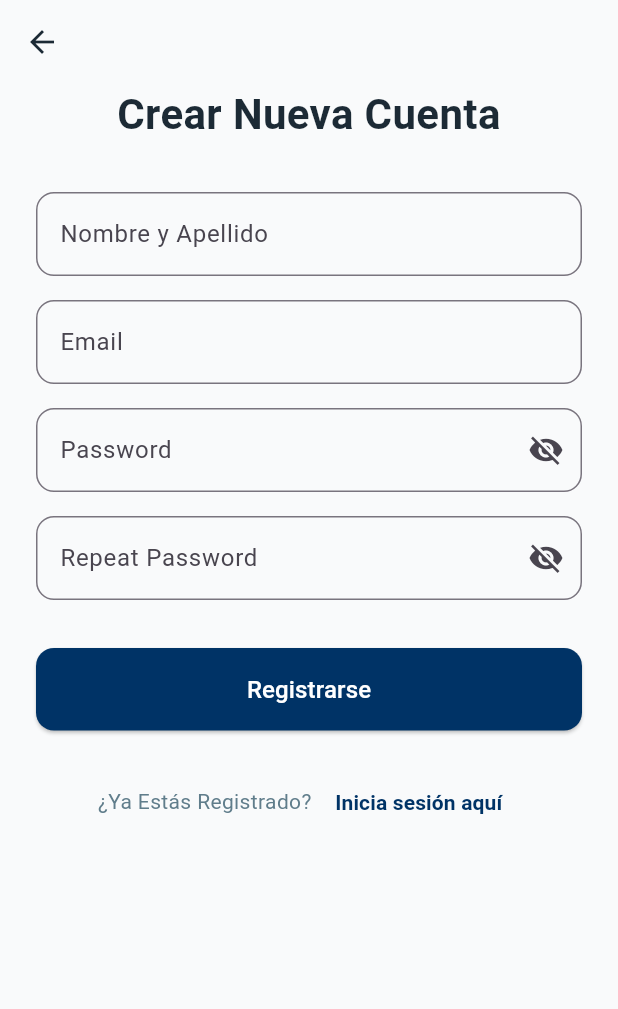
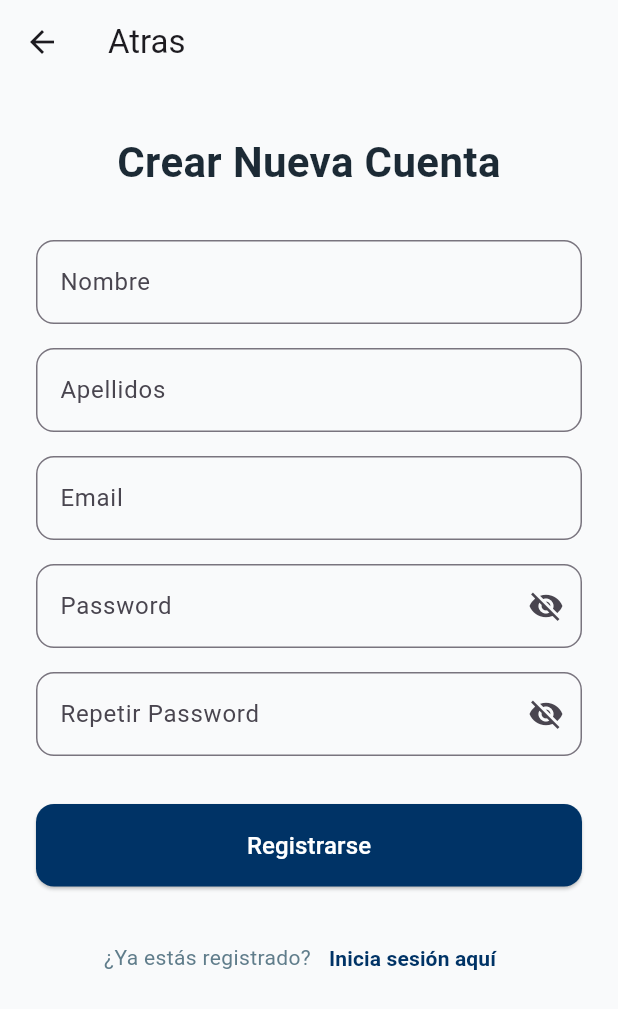
Before and after one commit to arlysanchez/App-movil-guia-2025, a Flutter app: the LoginPage screen opened by its route, after a tap on "Login", after a tap on "Regístrate aquí", on a phone screen of 412 x 824 dp. Shown: the top 1009 px of the screen. Run offline on Flutter 3.47's test engine with Material 3 defaults, Android fonts, the phone set to English and light mode, and no system bars; our stand-ins replace equatable, flutter_bloc, fluttertoast; Roboto replaces fonts that are missing (SansSerif).

Commit message:
register ok

```diff
--- a/lib/main.dart
+++ b/lib/main.dart
@@ -1,9 +1,8 @@
 import 'package:flutter/material.dart';
 import 'package:flutter_bloc/flutter_bloc.dart';
 import 'package:myfirstlove/src/constants/app_colors.dart';
-import 'package:myfirstlove/src/features/auth/presentation/screens/login/LoginContent.dart';
 import 'package:myfirstlove/src/features/auth/presentation/screens/login/LoginPage.dart';
-import 'package:myfirstlove/src/features/auth/presentation/screens/register/register_screen.dart';
+import 'package:myfirstlove/src/features/auth/presentation/screens/register/RegisterPage.dart';
 import 'package:myfirstlove/src/features/auth/presentation/screens/welcome_screen.dart';
 import 'package:myfirstlove/src/features/blocProvider.dart';
 import 'package:myfirstlove/src/features/dashboard/presentation/screens/dashboard_screen.dart';
@@ -34,7 +33,7 @@ class MyApp extends StatelessWidget {
       routes: {
       AppRoutes.welcome:(context) => const WelcomeScreen(),
       AppRoutes.login :(context) => const LoginPage(),
-      AppRoutes.register :(context) => const RegisterScreen(),
+      AppRoutes.register :(context) => const RegisterPage(),
       AppRoutes.dashboard :(context) => const DashboardScreen(),
 
       },
--- a/lib/src/features/auth/presentation/screens/login/LoginPage.dart
+++ b/lib/src/features/auth/presentation/screens/login/LoginPage.dart
@@ -3,6 +3,7 @@ import 'package:flutter_bloc/flutter_bloc.dart';
 import 'package:fluttertoast/fluttertoast.dart';
 import 'package:myfirstlove/src/domain/utils/Resource.dart';
 import 'package:myfirstlove/src/features/auth/presentation/screens/login/bloc/LoginBloc.dart';
+import 'package:myfirstlove/src/routing/app_router.dart';
 import 'bloc/LoginState.dart';
 import 'LoginContent.dart';
 
@@ -43,7 +44,7 @@ class _LoginPageState extends State<LoginPage> {
             // 👉 Navegar a dashboard cuando login es correcto
             Navigator.pushNamedAndRemoveUntil(
               context,
-              '/dashboard',
+              AppRoutes.dashboard,
               (route) => false,
             );
           }
--- /dev/null
+++ b/lib/src/features/auth/presentation/screens/register/RegisterContent.dart
@@ -0,0 +1,131 @@
+
+import 'package:flutter/material.dart';
+import 'package:fluttertoast/fluttertoast.dart';
+import 'package:myfirstlove/src/common_widgets/custom_text_field.dart';
+import 'package:myfirstlove/src/common_widgets/primary_button.dart';
+import 'package:myfirstlove/src/constants/app_text_styles.dart';
+import 'package:myfirstlove/src/features/auth/presentation/screens/register/bloc/RegisterBloc.dart';
+import 'package:myfirstlove/src/features/auth/presentation/screens/register/bloc/RegisterEvent.dart';
+import 'package:myfirstlove/src/features/auth/presentation/screens/register/bloc/RegisterState.dart';
+import 'package:myfirstlove/src/features/utils/BlocFormItem.dart';
+import 'package:myfirstlove/src/routing/app_router.dart';
+
+class RegisterContent extends StatelessWidget {
+  final RegisterBloc? bloc;
+  final RegisterState state;
+
+  const RegisterContent(this.bloc, this.state, {super.key});
+
+  @override
+  Widget build(BuildContext context) {
+   return SingleChildScrollView(
+      child: SafeArea(
+        child: Padding(
+          padding: const EdgeInsets.symmetric(horizontal: 24.0, vertical: 32.0),
+          child: Form(
+            key: state.formKey,
+            child: Column(
+              crossAxisAlignment: CrossAxisAlignment.stretch,
+              children: [
+                Text(
+                  'Crear Nueva Cuenta',
+                  style: AppTextStyles.screenTitle,
+                  textAlign: TextAlign.center,
+                ),
+                const SizedBox(height: 32),
+
+                // Nombre
+                CustomTextField(
+                  label: 'Nombre',
+                  onChanged: (value) {
+                    bloc?.add(RegisterNameChanged(name: BlocFormItem(value: value)));
+                  },
+                  validator: (value) => state.name.error,
+                ),
+                const SizedBox(height: 16),
+                //Apellidos
+                CustomTextField(
+                  label: 'Apellidos',
+                  onChanged: (value) {
+                    bloc?.add(RegisterLastNameChanged(lastname: BlocFormItem(value: value)));
+                  },
+                  validator: (value) => state.lastname.error,
+                ),
+
+                const SizedBox(height: 16),
+
+                // Email
+                CustomTextField(
+                  label: 'Email',
+                  onChanged: (value) {
+                    bloc?.add(RegisterEmailChanged(email: BlocFormItem(value: value)));
+                  },
+                  validator: (value) => state.email.error,
+                ),
+                const SizedBox(height: 16),
+
+                // Password
+                CustomTextField(
+                  label: 'Password',
+                  isPassword: true,
+                  onChanged: (value) {
+                    bloc?.add(RegisterPasswordChanged(password: BlocFormItem(value: value)));
+                  },
+                  validator: (value) => state.password.error,
+                ),
+                const SizedBox(height: 16),
+
+                // Repeat Password
+                CustomTextField(
+                  label: 'Repetir Password',
+                  isPassword: true,
+                  onChanged: (value) {
+                    bloc?.add(RegisterConfirmPasswordChanged(confirmPassword: BlocFormItem(value: value)));
+                  },
+                  validator: (value) => state.confirmPassword.error,
+                ),
+                const SizedBox(height: 32),
+
+                // Botón de registro
+                PrimaryButton(
+                  text: 'Registrarse',
+                  onPressed: () {
+                    if (state.formKey!.currentState!.validate()) {
+                      bloc?.add(const RegisterSubmitted());
+                    } else {
+                      Fluttertoast.showToast(
+                        msg: 'Formulario inválido',
+                        toastLength: Toast.LENGTH_LONG,
+                      );
+                    }
+                  },
+                ),
+                const SizedBox(height: 24),
+
+                // Link para iniciar sesión
+                Row(
+                  mainAxisAlignment: MainAxisAlignment.center,
+                  children: [
+                    Text(
+                      '¿Ya estás registrado?',
+                      style: AppTextStyles.body.copyWith(fontSize: 14),
+                    ),
+                    TextButton(
+                      onPressed: () {
+                        Navigator.pushNamed(context, AppRoutes.login);
+                      },
+                      child: const Text(
+                        'Inicia sesión aquí',
+                        style: AppTextStyles.textLink,
+                      ),
+                    ),
+                  ],
+                )
+              ],
+            ),
+          ),
+        ),
+      ),
+    );
+  }
+}
--- /dev/null
+++ b/lib/src/features/auth/presentation/screens/register/RegisterPage.dart
@@ -0,0 +1,74 @@
+import 'package:flutter/material.dart';
+import 'package:flutter_bloc/flutter_bloc.dart';
+import 'package:fluttertoast/fluttertoast.dart';
+import 'package:myfirstlove/src/domain/utils/Resource.dart';
+import 'package:myfirstlove/src/features/auth/presentation/screens/register/RegisterContent.dart';
+import 'package:myfirstlove/src/features/auth/presentation/screens/register/bloc/RegisterBloc.dart';
+import 'package:myfirstlove/src/features/auth/presentation/screens/register/bloc/RegisterState.dart';
+import 'package:myfirstlove/src/routing/app_router.dart';
+
+class RegisterPage extends StatefulWidget {
+  const RegisterPage({super.key});
+  @override
+  State<StatefulWidget> createState() => _RegisterPageState();
+}
+
+class _RegisterPageState extends State<RegisterPage> {
+RegisterBloc? _bloc;
+
+@override
+  void initState() {
+    super.initState();
+  }
+
+  @override
+  Widget build(BuildContext context) {
+    _bloc = BlocProvider.of<RegisterBloc>(context);
+    return Scaffold(
+     appBar: AppBar(
+      title: const Text('Atras'),
+      backgroundColor: Colors.transparent,
+      elevation: 0,
+     ),
+     body:BlocListener<RegisterBloc, RegisterState>(
+      listener: (context, state) {
+         final responseState = state.response;
+        if(responseState is Error){
+          Fluttertoast.showToast(
+            msg: responseState.message,
+            toastLength: Toast.LENGTH_LONG );
+
+        } else if(responseState is Success){
+          Fluttertoast.showToast(
+              msg: responseState.data.toString(),
+              toastLength: Toast.LENGTH_LONG,
+            );
+          Navigator.pushNamedAndRemoveUntil(
+            context,
+            AppRoutes.login, // Siguiente paso: el cuestionario
+            (route) => false, // Elimina el stack de autenticación
+          );
+        }
+      },
+      child: BlocBuilder<RegisterBloc, RegisterState>(
+        builder: (context, state){
+        if(state.response is Loading){
+         return Stack(
+          children: [
+            RegisterContent(_bloc,state),
+            const Center(child: CircularProgressIndicator())
+          ],
+         );
+        }
+        return RegisterContent(_bloc,state);
+      }
+
+      )
+
+    )
+    );
+
+
+
+  }
+}
--- /dev/null
+++ b/lib/src/features/auth/presentation/screens/register/bloc/RegisterEvent.dart
@@ -0,0 +1,49 @@
+import 'package:equatable/equatable.dart';
+import 'package:myfirstlove/src/features/utils/BlocFormItem.dart';
+
+abstract class RegisterEvent extends Equatable {
+    const RegisterEvent();
+
+  @override
+  List<Object?> get props => [];
+
+}
+class RegisterInit extends RegisterEvent {
+  const RegisterInit();
+}
+class RegisterNameChanged extends RegisterEvent {
+  final BlocFormItem name;
+  const RegisterNameChanged({required this.name});
+  @override
+  List<Object?> get props => [name];
+}
+class RegisterLastNameChanged extends RegisterEvent {
+  final BlocFormItem lastname;
+  const RegisterLastNameChanged({required this.lastname});
+  @override
+  List<Object?> get props => [lastname];
+}
+class RegisterEmailChanged extends RegisterEvent {
+  final BlocFormItem email;
+  const RegisterEmailChanged({required this.email});
+  @override
+  List<Object?> get props => [email];
+}
+class RegisterPasswordChanged extends RegisterEvent {
+  final BlocFormItem password;
+  const RegisterPasswordChanged({required this.password});
+  @override
+  List<Object?> get props => [password];
+}
+class RegisterConfirmPasswordChanged extends RegisterEvent {
+  final BlocFormItem confirmPassword;
+  const RegisterConfirmPasswordChanged({required this.confirmPassword});
+  @override
+  List<Object?> get props => [confirmPassword];
+}
+class RegisterSubmitted extends RegisterEvent {
+  const RegisterSubmitted();
+}
+class RegisterFormReset extends RegisterEvent {
+  const RegisterFormReset();
+}
--- /dev/null
+++ b/lib/src/features/auth/presentation/screens/register/bloc/RegisterState.dart
@@ -0,0 +1,48 @@
+import 'package:equatable/equatable.dart';
+import 'package:flutter/material.dart';
+import 'package:myfirstlove/src/domain/utils/Resource.dart';
+import 'package:myfirstlove/src/features/utils/BlocFormItem.dart';
+
+class RegisterState extends Equatable {
+final BlocFormItem name;
+final  BlocFormItem lastname;
+final  BlocFormItem email;
+final  BlocFormItem password;
+final  BlocFormItem confirmPassword;
+final Resource? response;
+final GlobalKey<FormState>? formKey;
+
+const RegisterState(
+  {
+    this.name = const BlocFormItem(error: 'Ingresa el nombre'),
+    this.lastname = const BlocFormItem(error: 'Ingresa el apellido'),
+    this.email = const BlocFormItem(error: 'Ingresa el email'),
+    this.password = const BlocFormItem(error: 'Ingresa el password'),
+    this.confirmPassword = const BlocFormItem(error: 'Confirma el password'),
+    this.formKey,
+    this.response
+    });
+  RegisterState copyWith({ BlocFormItem? name,
+                              BlocFormItem? lastname,
+                              BlocFormItem? email,
+                              BlocFormItem? password,
+                              BlocFormItem? confirmPassword,
+                              Resource? response,
+                              GlobalKey<FormState>? formKey
+  }){
+    return RegisterState(
+                      name: name?? this.name,
+                      lastname: lastname?? this.lastname,
+                      email: email?? this.email,
+                      password: password?? this.password,
+                      confirmPassword: confirmPassword?? this.confirmPassword,
+                      formKey: formKey,
+                      response: response);
+  }
+
+  @override
+  List<Object?> get props => [name,lastname,email,password,confirmPassword,response];
+
+
+
+}
--- a/lib/src/features/auth/presentation/screens/register/register_screen.dart
+++ /dev/null
@@ -1,92 +0,0 @@
-
-import 'package:flutter/material.dart';
-import 'package:myfirstlove/src/common_widgets/custom_text_field.dart';
-import 'package:myfirstlove/src/common_widgets/primary_button.dart';
-import 'package:myfirstlove/src/constants/app_colors.dart';
-import 'package:myfirstlove/src/constants/app_text_styles.dart';
-import 'package:myfirstlove/src/routing/app_router.dart';
-
-class RegisterScreen extends StatelessWidget {
-  const RegisterScreen({super.key});
-
-  @override
-  Widget build(BuildContext context) {
-    return Scaffold(
-      // Añadimos un AppBar para tener un botón de "atrás" automático.
-      appBar: AppBar(
-        backgroundColor: Colors.transparent,
-        elevation: 0,
-        leading: BackButton(
-          color: AppColors.textPrimary,
-        ),
-      ),
-      body: SingleChildScrollView(
-        child: SafeArea(
-          // Usamos 'padding' solo en la parte inferior para que el contenido
-          // se alinee bien con el AppBar.
-          child: Padding(
-            padding: const EdgeInsets.fromLTRB(24.0, 0, 24.0, 32.0),
-            child: Column(
-              crossAxisAlignment: CrossAxisAlignment.stretch,
-              children: [
-                // 1. Título de la pantalla
-                Text(
-                  'Crear Nueva Cuenta',
-                  style: AppTextStyles.screenTitle,
-                  textAlign: TextAlign.center,
-                ),
-                const SizedBox(height: 32),
-
-                // 2. Formulario de Registro
-                const CustomTextField(label: 'Nombre y Apellido'),
-                const SizedBox(height: 16),
-                const CustomTextField(label: 'Email'),
-                const SizedBox(height: 16),
-                const CustomTextField(label: 'Password', isPassword: true),
-                const SizedBox(height: 16),
-                const CustomTextField(label: 'Repeat Password', isPassword: true),
-                const SizedBox(height: 32),
-
-                // 3. Botón de Registrarse
-                PrimaryButton(
-                  text: 'Registrarse',
-                  onPressed: () {
-                    // Lógica de registro iría aquí.
-                    // Después de un registro exitoso, el usuario debe ir al cuestionario.
-                    Navigator.pushNamedAndRemoveUntil(
-                      context,
-                      AppRoutes.login, // Siguiente paso: el cuestionario
-                      (route) => false, // Elimina el stack de autenticación
-                    );
-                  },
-                ),
-                const SizedBox(height: 24),
-
-                // 4. Link para iniciar sesión
-                Row(
-                  mainAxisAlignment: MainAxisAlignment.center,
-                  children: [
-                    Text(
-                      '¿Ya Estás Registrado? ',
-                      style: AppTextStyles.body.copyWith(fontSize: 14),
-                    ),
-                    TextButton(
-                      onPressed: () {
-                        // Simplemente volvemos a la pantalla anterior (login)
-                        Navigator.pop(context);
-                      },
-                      child: const Text(
-                        'Inicia sesión aquí',
-                        style: AppTextStyles.textLink,
-                      ),
-                    ),
-                  ],
-                )
-              ],
-            ),
-          ),
-        ),
-      ),
-    );
-  }
-}
--- a/lib/src/features/blocProvider.dart
+++ b/lib/src/features/blocProvider.dart
@@ -1,11 +1,16 @@
 import 'package:flutter_bloc/flutter_bloc.dart';
 import 'package:myfirstlove/src/features/auth/presentation/screens/login/bloc/LoginBloc.dart';
 import 'package:myfirstlove/src/features/auth/presentation/screens/login/bloc/LoginEvent.dart';
+import 'package:myfirstlove/src/features/auth/presentation/screens/register/bloc/RegisterBloc.dart';
+import 'package:myfirstlove/src/features/auth/presentation/screens/register/bloc/RegisterEvent.dart';
 
 List<BlocProvider> blocProviders = [
 
    BlocProvider<LoginBloc>(
     create: (context) => LoginBloc()..add(LoginInit()),
   ),
+    BlocProvider<RegisterBloc>(
+      create: (context) => RegisterBloc()..add(RegisterInit()),
+    ),
 
   ];
```
Also changed, not shown: lib/src/features/auth/presentation/screens/register/bloc/RegisterBloc.dart (added, +102 -0 lines).
